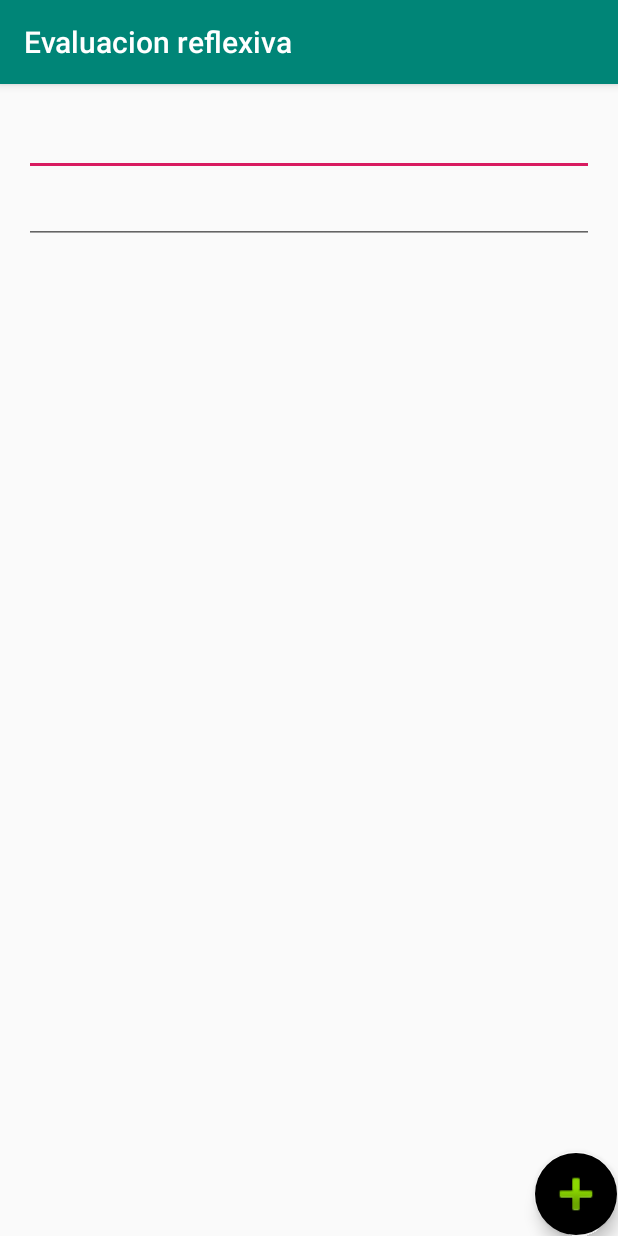
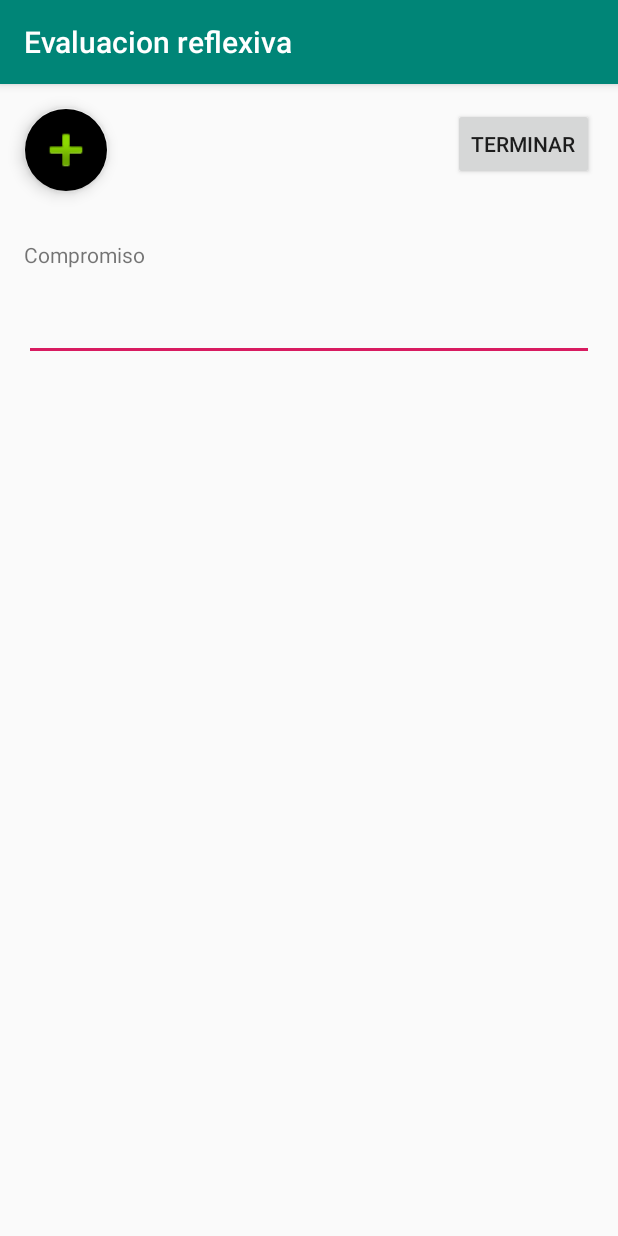
Before and after one commit to Basdf/EvaluacionReflexiva, an Android app: the fragment SendFragment shown on its own in the app's theme, after a tap on an icon or button, on a phone screen of 412 x 824 dp. Run offline under Robolectric (Android 15) with nearby library versions, the phone set to English and light mode, and no system bars.

Commit message:
Vista compromiso hecha, tiene un error a la hora de crear compromisos

```diff
--- /dev/null
+++ b/EVRED/app/src/main/java/com/saludpublica/evred/ui/encuestaCompromiso/CompromisoAdapter.kt
@@ -0,0 +1,73 @@
+package com.example.myapplication
+
+import android.text.Editable
+import android.text.TextWatcher
+import android.view.LayoutInflater
+import android.view.View
+import android.view.ViewGroup
+import android.widget.EditText
+import androidx.recyclerview.widget.RecyclerView
+import com.saludpublica.evred.R
+import java.util.*
+
+class CompromisoAdapter(
+    private val list: ArrayList<String>,
+    private val listener: CustomListener
+) :
+    RecyclerView.Adapter<CompromisoAdapter.Holder>() {
+    override fun onCreateViewHolder(
+        parent: ViewGroup,
+        viewType: Int
+    ): Holder {
+        val inflater = LayoutInflater.from(parent.context)
+        val itemView: View = inflater.inflate(R.layout.compromiso_view, parent, false)
+        return Holder(itemView, listener)
+    }
+
+    override fun onBindViewHolder(
+        holder: Holder,
+        position: Int
+    ) {
+    }
+
+    override fun getItemCount(): Int {
+        return list.size
+    }
+
+    inner class Holder(
+        itemView: View,
+        private val listener: CustomListener
+    ) :
+        RecyclerView.ViewHolder(itemView), TextWatcher {
+        private val etField: EditText
+        override fun beforeTextChanged(
+            s: CharSequence,
+            start: Int,
+            count: Int,
+            after: Int
+        ) {
+        }
+
+        override fun onTextChanged(
+            s: CharSequence,
+            start: Int,
+            before: Int,
+            count: Int
+        ) {
+        }
+
+        override fun afterTextChanged(s: Editable) {
+            listener.onTextChange(adapterPosition, s.toString())
+        }
+
+        init {
+            etField = itemView.findViewById(R.id.editText)
+            etField.addTextChangedListener(this)
+        }
+    }
+
+    interface CustomListener {
+        fun onTextChange(position: Int, text: String)
+    }
+
+}
--- /dev/null
+++ b/EVRED/app/src/main/java/com/saludpublica/evred/ui/encuestaCompromiso/SendFragment.kt
@@ -0,0 +1,60 @@
+package com.saludpublica.evred.ui.encuestaCompromiso
+
+import android.os.Bundle
+import android.view.LayoutInflater
+import android.view.View
+import android.view.ViewGroup
+import android.widget.Button
+import android.widget.ImageButton
+import androidx.fragment.app.Fragment
+import androidx.recyclerview.widget.LinearLayoutManager
+import androidx.recyclerview.widget.RecyclerView
+import com.example.myapplication.CompromisoAdapter
+import com.saludpublica.evred.R
+import java.util.*
+
+
+class SendFragment : Fragment(), CompromisoAdapter.CustomListener {
+    var numeroC = 1
+    var textId = "Compromiso"
+    var list = ArrayList<String>()
+    var adapter = CompromisoAdapter(list, this)
+
+    override fun onCreateView(
+        inflater: LayoutInflater,
+        container: ViewGroup?,
+        savedInstanceState: Bundle?
+    ): View? {
+        val contexto = activity!!.applicationContext
+        val root = inflater.inflate(R.layout.fragment_encuesta_compromiso, container, false)
+        val addButton: ImageButton = root.findViewById(R.id.AddButton)
+        val terminar: Button = root.findViewById(R.id.terminar)
+        val rvList: RecyclerView = root.findViewById(R.id.rvList)
+
+        rvList.adapter = adapter
+
+        rvList.layoutManager = LinearLayoutManager(contexto)
+
+
+        addButton.setOnClickListener() {
+            list.add("")
+            adapter = CompromisoAdapter(list, this)
+            rvList.setAdapter(adapter)
+            adapter.notifyDataSetChanged()
+
+        }
+
+        terminar.setOnClickListener {
+            for (item in list) {
+                println(item)
+            }
+
+        }
+        return root
+    }
+
+    override fun onTextChange(position: Int, text: String) {
+        list.set(position, text)
+
+    }
+}
--- a/EVRED/app/src/main/java/com/saludpublica/evred/ui/share/ShareFragment.kt
+++ b/EVRED/app/src/main/java/com/saludpublica/evred/ui/inicio/ShareFragment.kt
@@ -1,4 +1,4 @@
-package com.saludpublica.evred.ui.share
+package com.saludpublica.evred.ui.inicio
 
 import android.os.Bundle
 import android.view.LayoutInflater
--- a/EVRED/app/src/main/java/com/saludpublica/evred/ui/share/ShareViewModel.kt
+++ b/EVRED/app/src/main/java/com/saludpublica/evred/ui/inicio/ShareViewModel.kt
@@ -1,4 +1,4 @@
-package com.saludpublica.evred.ui.share
+package com.saludpublica.evred.ui.inicio
 
 import androidx.lifecycle.LiveData
 import androidx.lifecycle.MutableLiveData
--- a/EVRED/app/src/main/java/com/saludpublica/evred/ui/send/SendFragment.kt
+++ /dev/null
@@ -1,39 +0,0 @@
-package com.saludpublica.evred.ui.send
-
-import android.os.Bundle
-import android.view.LayoutInflater
-import android.view.View
-import android.view.ViewGroup
-import android.widget.*
-import androidx.fragment.app.Fragment
-import com.saludpublica.evred.R
-
-
-class SendFragment : Fragment() {
-    var numeroC =1
-    var textId="CompromisoNumero"
-
-
-    override fun onCreateView(
-        inflater: LayoutInflater,
-        container: ViewGroup?,
-        savedInstanceState: Bundle?
-    ): View? {
-        val contexto = activity!!.applicationContext
-        val root = inflater.inflate(R.layout.fragment_encuesta_compromiso, container, false)
-        val addButton :ImageButton= root.findViewById(R.id.AddButton)
-        val ll = root.findViewById(R.id.layout) as LinearLayout
-        addButton.setOnClickListener(){
-            val params = LinearLayout.LayoutParams(
-                LinearLayout.LayoutParams.MATCH_PARENT,
-                LinearLayout.LayoutParams.WRAP_CONTENT
-            )
-            val editText = EditText(context)
-            numeroC++
-            editText.id=numeroC
-            ll.addView(editText,params)
-
-        }
-        return root
-    }
-}
--- a/EVRED/app/src/main/java/com/saludpublica/evred/ui/send/SendViewModel.kt
+++ /dev/null
@@ -1,13 +0,0 @@
-package com.saludpublica.evred.ui.send
-
-import androidx.lifecycle.LiveData
-import androidx.lifecycle.MutableLiveData
-import androidx.lifecycle.ViewModel
-
-class SendViewModel : ViewModel() {
-
-    private val _text = MutableLiveData<String>().apply {
-        value = "This is send Fragment"
-    }
-    val text: LiveData<String> = _text
-}
--- /dev/null
+++ b/EVRED/app/src/main/res/layout/compromiso_view.xml
@@ -0,0 +1,38 @@
+<?xml version="1.0" encoding="utf-8"?>
+<androidx.constraintlayout.widget.ConstraintLayout xmlns:android="http://schemas.android.com/apk/res/android"
+    xmlns:app="http://schemas.android.com/apk/res-auto"
+    xmlns:tools="http://schemas.android.com/tools"
+    android:layout_width="match_parent"
+    android:layout_height="wrap_content">
+
+    <TextView
+        android:id="@+id/textView"
+        android:layout_width="0dp"
+        android:layout_height="wrap_content"
+        android:layout_marginStart="16dp"
+        android:layout_marginLeft="16dp"
+        android:layout_marginTop="16dp"
+        android:layout_marginEnd="16dp"
+        android:layout_marginRight="16dp"
+        android:text="Compromiso"
+        app:layout_constrainedHeight="false"
+        app:layout_constraintEnd_toEndOf="parent"
+        app:layout_constraintStart_toStartOf="parent"
+        app:layout_constraintTop_toTopOf="parent" />
+
+    <EditText
+        android:id="@+id/editText"
+        android:layout_width="0dp"
+        android:layout_height="wrap_content"
+        android:layout_marginStart="16dp"
+        android:layout_marginLeft="16dp"
+        android:layout_marginTop="16dp"
+        android:layout_marginEnd="16dp"
+        android:layout_marginRight="16dp"
+        android:ems="10"
+        android:gravity="start|top"
+        android:inputType="textMultiLine"
+        app:layout_constraintEnd_toEndOf="parent"
+        app:layout_constraintStart_toStartOf="parent"
+        app:layout_constraintTop_toBottomOf="@+id/textView" />
+</androidx.constraintlayout.widget.ConstraintLayout>
--- a/EVRED/app/src/main/res/layout/fragment_encuesta_compromiso.xml
+++ b/EVRED/app/src/main/res/layout/fragment_encuesta_compromiso.xml
@@ -1,15 +1,28 @@
 <?xml version="1.0" encoding="utf-8"?>
-<RelativeLayout xmlns:android="http://schemas.android.com/apk/res/android"
+<androidx.constraintlayout.widget.ConstraintLayout xmlns:android="http://schemas.android.com/apk/res/android"
     xmlns:app="http://schemas.android.com/apk/res-auto"
     android:layout_width="match_parent" android:layout_height="match_parent">
+
+    <RelativeLayout
+        android:id="@+id/Botones"
+        android:layout_width="wrap_content"
+        android:layout_height="wrap_content"
+        app:layout_constraintEnd_toEndOf="parent"
+        app:layout_constraintStart_toStartOf="parent"
+        app:layout_constraintTop_toTopOf="parent">
 
         <com.google.android.material.floatingactionbutton.FloatingActionButton
             android:id="@+id/AddButton"
             android:layout_width="wrap_content"
             android:layout_height="wrap_content"
-        android:layout_alignParentRight="true"
-        android:layout_alignParentBottom="true"
+            android:layout_alignParentLeft="true"
             android:layout_gravity="bottom|right"
+            android:layout_marginStart="16dp"
+            android:layout_marginLeft="16dp"
+            android:layout_marginTop="16dp"
+            android:layout_marginEnd="16dp"
+            android:layout_marginRight="339dp"
+            android:layout_marginBottom="16dp"
             android:clickable="true"
             app:backgroundTint="@android:color/transparent"
             app:backgroundTintMode="screen"
@@ -21,26 +34,36 @@
             app:srcCompat="@android:drawable/ic_input_add"
             app:useCompatPadding="false" />
 
-    <ScrollView
+        <Button
+            android:id="@+id/terminar"
+            android:layout_width="wrap_content"
+            android:layout_height="wrap_content"
+            android:layout_alignParentRight="true"
+            android:layout_marginStart="16dp"
+            android:layout_marginLeft="16dp"
+            android:layout_marginTop="16dp"
+            android:layout_marginEnd="16dp"
+            android:layout_marginRight="16dp"
+            android:layout_marginBottom="16dp"
+            android:text="Terminar" />
+    </RelativeLayout>
+
+    <LinearLayout
+        android:layout_width="0dp"
+        android:layout_height="0dp"
+        android:layout_below="@id/Botones"
+        android:layout_marginBottom="16dp"
+        android:orientation="vertical"
+        app:layout_constraintBottom_toBottomOf="parent"
+        app:layout_constraintEnd_toEndOf="parent"
+        app:layout_constraintStart_toStartOf="parent"
+        app:layout_constraintTop_toBottomOf="@+id/Botones">
+
+        <androidx.recyclerview.widget.RecyclerView
+            android:id="@+id/rvList"
             android:layout_width="match_parent"
             android:layout_height="match_parent"
-        android:layout_margin="16dp">
+            android:layout_marginBottom="16dp" />
+    </LinearLayout>
 
-        <LinearLayout
-            android:id="@+id/layout"
-            android:layout_width="match_parent"
-            android:layout_height="wrap_content"
-            android:orientation="vertical">
-
-            <EditText
-                android:id="@+id/editText"
-                android:layout_width="match_parent"
-                android:layout_height="wrap_content"
-                android:ems="10"
-                android:gravity="start|top"
-                android:importantForAutofill="no"
-                android:inputType="textMultiLine" />
-
-        </LinearLayout>
-    </ScrollView>
-</RelativeLayout>
+</androidx.constraintlayout.widget.ConstraintLayout>
--- a/EVRED/app/src/main/res/layout/fragment_gallery.xml
+++ /dev/null
@@ -1,19 +0,0 @@
-<?xml version="1.0" encoding="utf-8"?>
-<androidx.constraintlayout.widget.ConstraintLayout xmlns:android="http://schemas.android.com/apk/res/android"
-    xmlns:app="http://schemas.android.com/apk/res-auto"
-    android:layout_width="match_parent"
-    android:layout_height="match_parent">
-
-    <TextView
-        android:id="@+id/text_gallery"
-        android:layout_width="match_parent"
-        android:layout_height="wrap_content"
-        android:layout_marginStart="8dp"
-        android:layout_marginTop="8dp"
-        android:layout_marginEnd="8dp"
-        android:textAlignment="center"
-        android:textSize="20sp"
-        app:layout_constraintEnd_toEndOf="parent"
-        app:layout_constraintStart_toStartOf="parent"
-        app:layout_constraintTop_toTopOf="parent" />
-</androidx.constraintlayout.widget.ConstraintLayout>
--- a/EVRED/app/src/main/res/navigation/mobile_navigation.xml
+++ b/EVRED/app/src/main/res/navigation/mobile_navigation.xml
@@ -15,7 +15,7 @@
         android:id="@+id/nav_gallery"
         android:name="com.saludpublica.evred.ui.encuestaDocente.EncuestaDocenteFragment"
         android:label="@string/menu_gallery"
-        tools:layout="@layout/fragment_gallery" />
+        tools:layout="@layout/compromiso_View" />
 
     <fragment
         android:id="@+id/nav_slideshow"
@@ -31,13 +31,13 @@
 
     <fragment
         android:id="@+id/nav_share"
-        android:name="com.saludpublica.evred.ui.share.ShareFragment"
+        android:name="com.saludpublica.evred.ui.inicio.ShareFragment"
         android:label="@string/menu_share"
         tools:layout="@layout/fragment_share" />
 
     <fragment
         android:id="@+id/nav_send"
-        android:name="com.saludpublica.evred.ui.send.SendFragment"
+        android:name="com.saludpublica.evred.ui.encuestaCompromiso.SendFragment"
         android:label="@string/menu_send"
         tools:layout="@layout/fragment_send" />
 </navigation>
```
Lines whose indentation alone changed are shown as unchanged.
